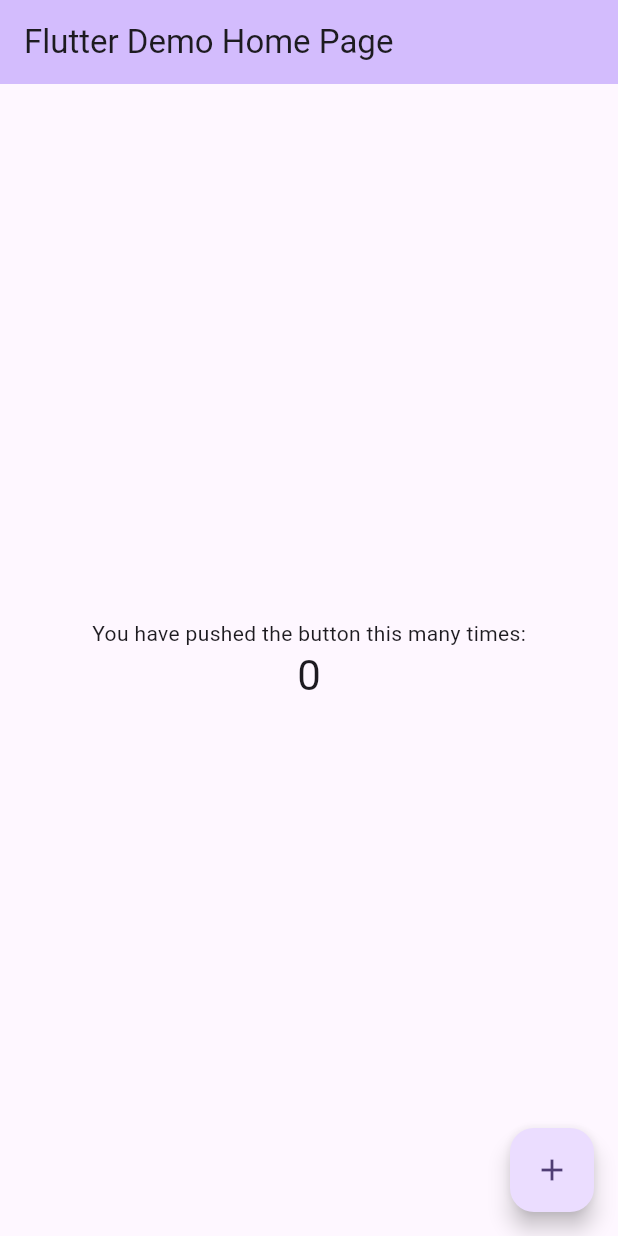
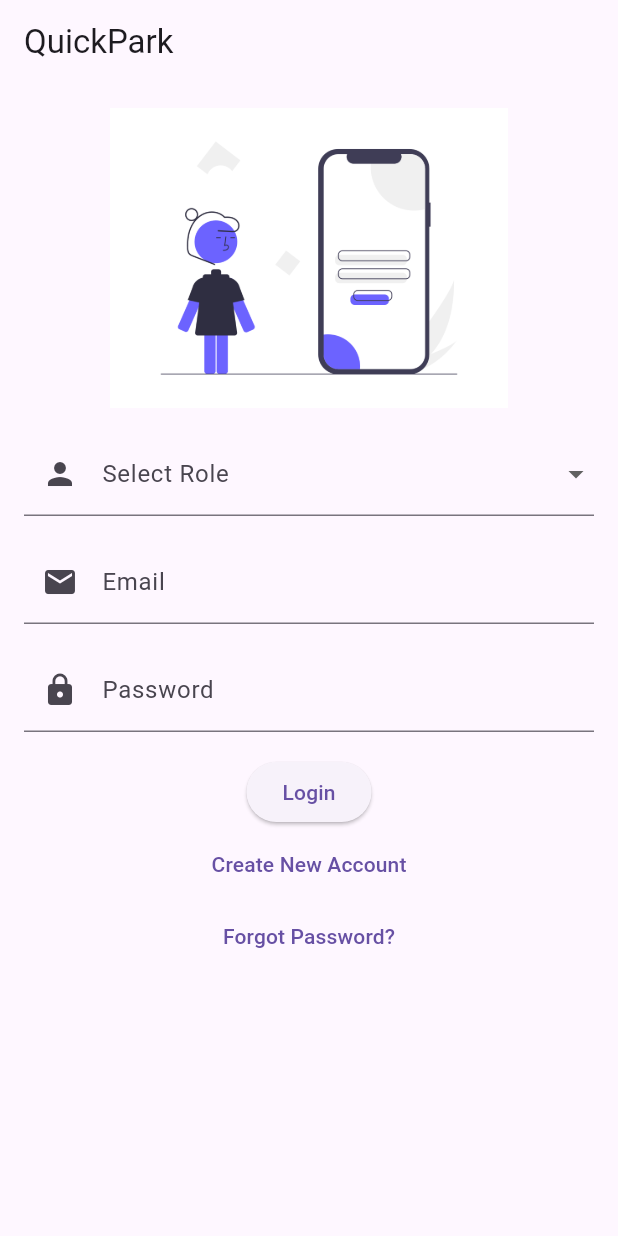
Before and after one commit to riyaapant/quickparkfrontend, a Flutter app: the screen it shows after launch, on a phone screen of 412 x 824 dp. Run offline on Flutter 3.47's test engine with Material 3 defaults, Android fonts, the phone set to English and light mode, and no system bars.

Commit message:
Login and registration UI

```diff
--- /dev/null
+++ b/app/quick_park/lib/login.dart
@@ -0,0 +1,82 @@
+import 'package:flutter/material.dart';
+import 'signup.dart';
+
+class LoginPage extends StatelessWidget {
+  @override
+  Widget build(BuildContext context) {
+    return Scaffold(
+      appBar: AppBar(
+        title: Text('QuickPark'),
+      ),
+      body: SingleChildScrollView(
+        child: Padding(
+          padding: EdgeInsets.all(16.0),
+          child: Column(
+            mainAxisAlignment: MainAxisAlignment.center,
+            children: <Widget>[
+              Image.asset(
+                'assets/images/login_image.png',
+                height: 200,
+              ),
+              SizedBox(height: 16.0),
+              DropdownButtonFormField(
+                items: [
+                  DropdownMenuItem(
+                    value: 'user',
+                    child: Text('User'),
+                  ),
+                  DropdownMenuItem(
+                    value: 'owner',
+                    child: Text('Owner'),
+                  ),
+                ],
+                onChanged: (value) {
+                  // handle selected role
+                },
+                decoration: InputDecoration(
+                  labelText: 'Select Role',
+                  prefixIcon: Icon(Icons.person),
+                ),
+              ),
+              SizedBox(height: 16.0),
+              TextField(
+                decoration: InputDecoration(
+                  labelText: 'Email',
+                  prefixIcon: Icon(Icons.email),
+                ),
+              ),
+              SizedBox(height: 16.0),
+              TextField(
+                decoration: InputDecoration(
+                  labelText: 'Password',
+                  prefixIcon: Icon(Icons.lock),
+                ),
+                obscureText: true,
+              ),
+              SizedBox(height: 16.0),
+              ElevatedButton(
+                child: Text('Login'),
+                onPressed: () {
+                  // sign in logic
+                },
+              ),
+              TextButton(
+                child: Text('Create New Account'),
+                onPressed: () {
+                  Navigator.push(
+                    context,
+                    MaterialPageRoute(builder: (context) => SignupPage()),
+                  );
+                },
+              ),
+              TextButton(
+                child: Text('Forgot Password?'),
+                onPressed: () {},
+              ),
+            ],
+          ),
+        ),
+      ),
+    );
+  }
+}
--- a/app/quick_park/lib/main.dart
+++ b/app/quick_park/lib/main.dart
@@ -1,125 +1,17 @@
 import 'package:flutter/material.dart';
+import 'login.dart';
 
-void main() {
-  runApp(const MyApp());
-}
+void main() => runApp(QuickPark());
 
-class MyApp extends StatelessWidget {
-  const MyApp({super.key});
-
-  // This widget is the root of your application.
+class QuickPark extends StatelessWidget {
   @override
   Widget build(BuildContext context) {
     return MaterialApp(
-      title: 'Flutter Demo',
+      title: 'QuickPark',
       theme: ThemeData(
-        // This is the theme of your application.
-        //
-        // TRY THIS: Try running your application with "flutter run". You'll see
-        // the application has a purple toolbar. Then, without quitting the app,
-        // try changing the seedColor in the colorScheme below to Colors.green
-        // and then invoke "hot reload" (save your changes or press the "hot
-        // reload" button in a Flutter-supported IDE, or press "r" if you used
-        // the command line to start the app).
-        //
-        // Notice that the counter didn't reset back to zero; the application
-        // state is not lost during the reload. To reset the state, use hot
-        // restart instead.
-        //
-        // This works for code too, not just values: Most code changes can be
-        // tested with just a hot reload.
-        colorScheme: ColorScheme.fromSeed(seedColor: Colors.deepPurple),
-        useMaterial3: true,
+        primarySwatch: Colors.blue,
       ),
-      home: const MyHomePage(title: 'Flutter Demo Home Page'),
+      home: LoginPage(),
     );
   }
 }
-
-class MyHomePage extends StatefulWidget {
-  const MyHomePage({super.key, required this.title});
-
-  // This widget is the home page of your application. It is stateful, meaning
-  // that it has a State object (defined below) that contains fields that affect
-  // how it looks.
-
-  // This class is the configuration for the state. It holds the values (in this
-  // case the title) provided by the parent (in this case the App widget) and
-  // used by the build method of the State. Fields in a Widget subclass are
-  // always marked "final".
-
-  final String title;
-
-  @override
-  State<MyHomePage> createState() => _MyHomePageState();
-}
-
-class _MyHomePageState extends State<MyHomePage> {
-  int _counter = 0;
-
-  void _incrementCounter() {
-    setState(() {
-      // This call to setState tells the Flutter framework that something has
-      // changed in this State, which causes it to rerun the build method below
-      // so that the display can reflect the updated values. If we changed
-      // _counter without calling setState(), then the build method would not be
-      // called again, and so nothing would appear to happen.
-      _counter++;
-    });
-  }
-
-  @override
-  Widget build(BuildContext context) {
-    // This method is rerun every time setState is called, for instance as done
-    // by the _incrementCounter method above.
-    //
-    // The Flutter framework has been optimized to make rerunning build methods
-    // fast, so that you can just rebuild anything that needs updating rather
-    // than having to individually change instances of widgets.
-    return Scaffold(
-      appBar: AppBar(
-        // TRY THIS: Try changing the color here to a specific color (to
-        // Colors.amber, perhaps?) and trigger a hot reload to see the AppBar
-        // change color while the other colors stay the same.
-        backgroundColor: Theme.of(context).colorScheme.inversePrimary,
-        // Here we take the value from the MyHomePage object that was created by
-        // the App.build method, and use it to set our appbar title.
-        title: Text(widget.title),
-      ),
-      body: Center(
-        // Center is a layout widget. It takes a single child and positions it
-        // in the middle of the parent.
-        child: Column(
-          // Column is also a layout widget. It takes a list of children and
-          // arranges them vertically. By default, it sizes itself to fit its
-          // children horizontally, and tries to be as tall as its parent.
-          //
-          // Column has various properties to control how it sizes itself and
-          // how it positions its children. Here we use mainAxisAlignment to
-          // center the children vertically; the main axis here is the vertical
-          // axis because Columns are vertical (the cross axis would be
-          // horizontal).
-          //
-          // TRY THIS: Invoke "debug painting" (choose the "Toggle Debug Paint"
-          // action in the IDE, or press "p" in the console), to see the
-          // wireframe for each widget.
-          mainAxisAlignment: MainAxisAlignment.center,
-          children: <Widget>[
-            const Text(
-              'You have pushed the button this many times:',
-            ),
-            Text(
-              '$_counter',
-              style: Theme.of(context).textTheme.headlineMedium,
-            ),
-          ],
-        ),
-      ),
-      floatingActionButton: FloatingActionButton(
-        onPressed: _incrementCounter,
-        tooltip: 'Increment',
-        child: const Icon(Icons.add),
-      ), // This trailing comma makes auto-formatting nicer for build methods.
-    );
-  }
-}
--- a/app/quick_park/pubspec.yaml
+++ b/app/quick_park/pubspec.yaml
@@ -59,8 +59,8 @@ flutter:
   uses-material-design: true
 
   # To add assets to your application, add an assets section, like this:
-  # assets:
-  #   - images/a_dot_burr.jpeg
+  assets:
+    - assets/images/
   #   - images/a_dot_ham.jpeg
 
   # An image asset can refer to one or more resolution-specific "variants", see
```
Also changed, not shown: app/quick_park/lib/signup.dart (added, +106 -0 lines), app/quick_park/assets/images/login_image.png (added), 1 other file.
